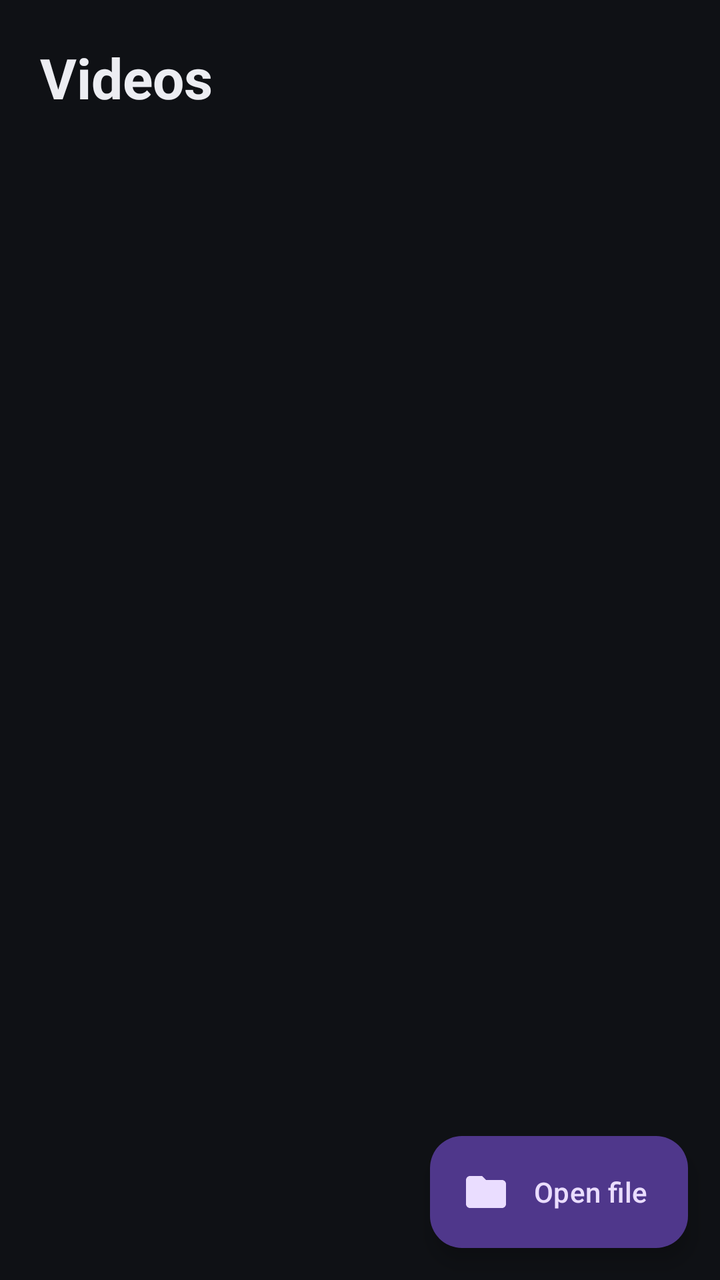
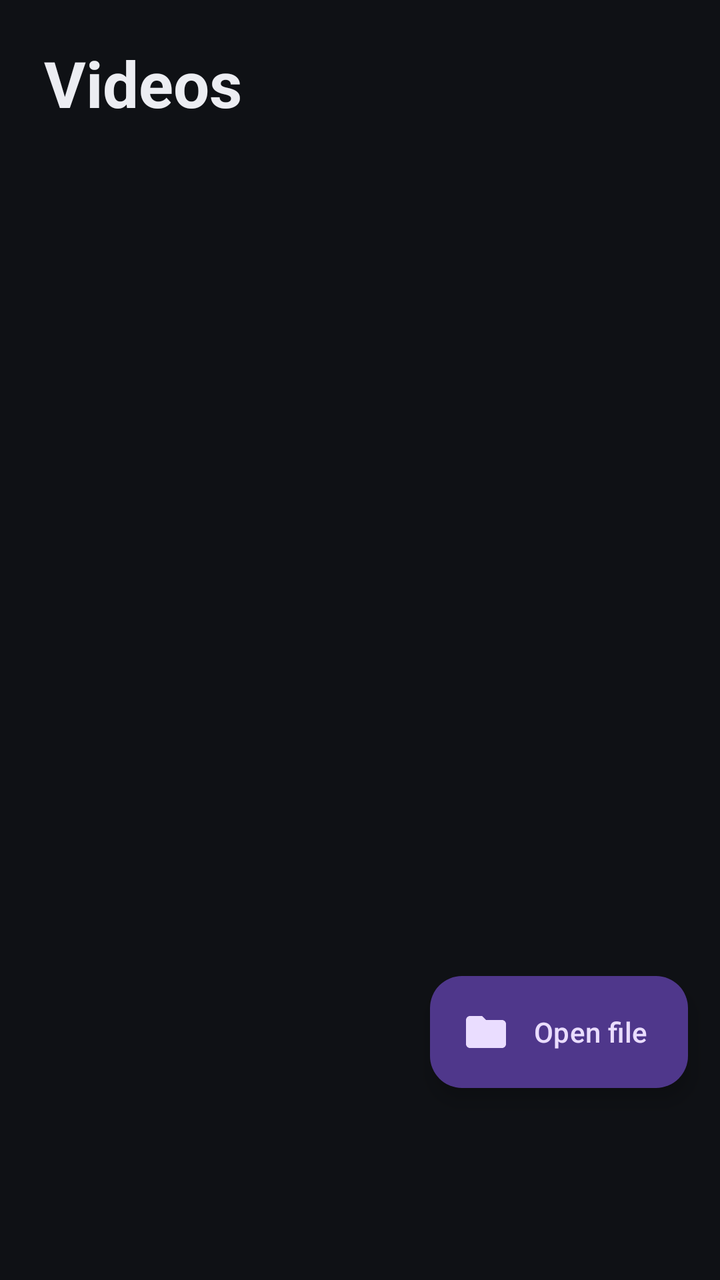

Two renders of the same Android screen: before a commit and after it. Below are the layout's source before the change and the commit's diff.
<!-- AndroidManifest.xml: application theme Theme.LightPlayer -->
<!-- res/layout/fragment_video.xml -->
<?xml version="1.0" encoding="utf-8"?>
<FrameLayout xmlns:android="http://schemas.android.com/apk/res/android"
    xmlns:app="http://schemas.android.com/apk/res-auto"
    android:layout_width="match_parent"
    android:layout_height="match_parent"
    android:background="@color/bg">

    <LinearLayout
        android:layout_width="match_parent"
        android:layout_height="match_parent"
        android:orientation="vertical">

        <LinearLayout
            android:layout_width="match_parent"
            android:layout_height="wrap_content"
            android:orientation="vertical"
            android:paddingHorizontal="20dp"
            android:paddingTop="20dp"
            android:paddingBottom="8dp">

            <TextView
                android:layout_width="wrap_content"
                android:layout_height="wrap_content"
                android:text="@string/video_title"
                android:textColor="@color/text_primary"
                android:textSize="28sp"
                android:textStyle="bold" />

            <TextView
                android:id="@+id/headerCount"
                android:layout_width="wrap_content"
                android:layout_height="wrap_content"
                android:layout_marginTop="2dp"
                android:textColor="@color/text_secondary"
                android:textSize="13sp" />
        </LinearLayout>

        <TextView
            android:id="@+id/limitedBanner"
            android:layout_width="match_parent"
            android:layout_height="wrap_content"
            android:layout_marginHorizontal="16dp"
            android:layout_marginVertical="6dp"
            android:background="@drawable/bg_count_pill"
            android:padding="12dp"
            android:text="@string/video_limited"
            android:textColor="@color/text_primary"
            android:textSize="13sp"
            android:visibility="gone" />

        <androidx.recyclerview.widget.RecyclerView
            android:id="@+id/recycler"
            android:layout_width="match_parent"
            android:layout_height="0dp"
            android:layout_weight="1"
            android:clipToPadding="false"
            android:paddingTop="4dp"
            android:paddingBottom="96dp" />
    </LinearLayout>

    <LinearLayout
        android:id="@+id/emptyState"
        android:layout_width="wrap_content"
        android:layout_height="wrap_content"
        android:layout_gravity="center"
        android:gravity="center"
        android:orientation="vertical"
        android:padding="24dp"
        android:visibility="gone">

        <ImageView
            android:layout_width="64dp"
            android:layout_height="64dp"
            android:importantForAccessibility="no"
            android:src="@drawable/ic_video"
            android:tint="@color/text_secondary" />

        <TextView
            android:id="@+id/emptyText"
            android:layout_width="wrap_content"
            android:layout_height="wrap_content"
            android:layout_marginTop="16dp"
            android:gravity="center"
            android:text="@string/video_empty"
            android:textColor="@color/text_secondary"
            android:textSize="15sp" />

        <Button
            android:id="@+id/grantButton"
            style="?attr/materialButtonOutlinedStyle"
            android:layout_width="wrap_content"
            android:layout_height="wrap_content"
            android:layout_marginTop="16dp"
            android:text="@string/video_grant"
            android:visibility="gone" />
    </LinearLayout>

    <ProgressBar
        android:id="@+id/progress"
        android:layout_width="40dp"
        android:layout_height="40dp"
        android:layout_gravity="center"
        android:visibility="gone" />

    <com.google.android.material.floatingactionbutton.ExtendedFloatingActionButton
        android:id="@+id/openFileFab"
        android:layout_width="wrap_content"
        android:layout_height="wrap_content"
        android:layout_gravity="bottom|end"
        android:layout_margin="16dp"
        android:text="@string/video_open_file"
        app:icon="@drawable/ic_folder" />
</FrameLayout>
<!-- resources referenced by this layout -->
<resources>
  <color name="bg">#0F1115</color>
  <color name="text_primary">#ECEDF2</color>
  <color name="text_secondary">#9AA0AE</color>
  <!-- drawable bg_count_pill (drawable) -->
  <?xml version="1.0" encoding="utf-8"?>
  <shape xmlns:android="http://schemas.android.com/apk/res/android" android:shape="rectangle">
      <solid android:color="#26FFFFFF" />
      <corners android:radius="12dp" />
  </shape>
  <!-- drawable ic_folder (drawable) -->
  <vector xmlns:android="http://schemas.android.com/apk/res/android"
      android:width="24dp" android:height="24dp"
      android:viewportWidth="24" android:viewportHeight="24"
      android:tint="?attr/colorControlNormal">
      <path android:fillColor="@android:color/white"
          android:pathData="M10,4H4c-1.1,0 -1.99,0.9 -1.99,2L2,18c0,1.1 0.9,2 2,2h16c1.1,0 2,-0.9 2,-2V8c0,-1.1 -0.9,-2 -2,-2h-8l-2,-2z" />
  </vector>
  <!-- drawable ic_video (drawable) -->
  <vector xmlns:android="http://schemas.android.com/apk/res/android"
      android:width="24dp" android:height="24dp"
      android:viewportWidth="24" android:viewportHeight="24"
      android:tint="?attr/colorControlNormal">
      <path android:fillColor="@android:color/white"
          android:pathData="M17,10.5V7c0,-0.55 -0.45,-1 -1,-1H4c-0.55,0 -1,0.45 -1,1v10c0,0.55 0.45,1 1,1h12c0.55,0 1,-0.45 1,-1v-3.5l4,4v-11l-4,4z" />
  </vector>
  <string name="video_empty">No videos found on this device</string>
  <string name="video_grant">Grant access</string>
  <string name="video_limited">Limited access: only some videos are visible. Tap to allow all.</string>
  <string name="video_open_file">Open file</string>
  <string name="video_title">Videos</string>
  <style name="Theme.LightPlayer" parent="Theme.Material3.Dark.NoActionBar">
          <item name="colorPrimary">@color/accent</item>
          <item name="colorOnPrimary">#FFFFFF</item>
          <item name="colorSecondary">@color/accent</item>
          <item name="colorSurface">@color/surface</item>
          <item name="colorOnSurface">@color/text_primary</item>
          <item name="colorOnSurfaceVariant">@color/text_secondary</item>
          <item name="android:colorBackground">@color/bg</item>
          <item name="android:statusBarColor">@color/bg</item>
          <item name="android:navigationBarColor">@color/bg</item>
          <item name="android:windowBackground">@color/bg</item>
          <item name="android:forceDarkAllowed">false</item>
      </style>
  <color name="accent">#4C8DFF</color>
  <color name="surface">#171A21</color>
</resources>

<!-- the commit's change to res/layout/fragment_video.xml (unified diff, before → after) -->
@@ -2,8 +2,7 @@
 <FrameLayout xmlns:android="http://schemas.android.com/apk/res/android"
     xmlns:app="http://schemas.android.com/apk/res-auto"
     android:layout_width="match_parent"
-    android:layout_height="match_parent"
-    android:background="@color/bg">
+    android:layout_height="match_parent">
 
     <LinearLayout
         android:layout_width="match_parent"
@@ -14,16 +13,17 @@
             android:layout_width="match_parent"
             android:layout_height="wrap_content"
             android:orientation="vertical"
-            android:paddingHorizontal="20dp"
+            android:paddingHorizontal="22dp"
             android:paddingTop="20dp"
             android:paddingBottom="8dp">
 
             <TextView
                 android:layout_width="wrap_content"
                 android:layout_height="wrap_content"
+                android:tag="text1"
                 android:text="@string/video_title"
                 android:textColor="@color/text_primary"
-                android:textSize="28sp"
+                android:textSize="32sp"
                 android:textStyle="bold" />
 
             <TextView
@@ -31,8 +31,9 @@
                 android:layout_width="wrap_content"
                 android:layout_height="wrap_content"
                 android:layout_marginTop="2dp"
+                android:tag="text2"
                 android:textColor="@color/text_secondary"
-                android:textSize="13sp" />
+                android:textSize="14sp" />
         </LinearLayout>
 
         <TextView
@@ -42,7 +43,8 @@
             android:layout_marginHorizontal="16dp"
             android:layout_marginVertical="6dp"
             android:background="@drawable/bg_count_pill"
-            android:padding="12dp"
+            android:padding="14dp"
+            android:tag="banner"
             android:text="@string/video_limited"
             android:textColor="@color/text_primary"
             android:textSize="13sp"
@@ -54,8 +56,9 @@
             android:layout_height="0dp"
             android:layout_weight="1"
             android:clipToPadding="false"
+            android:layoutAnimation="@anim/layout_fall"
             android:paddingTop="4dp"
-            android:paddingBottom="96dp" />
+            android:paddingBottom="170dp" />
     </LinearLayout>
 
     <LinearLayout
@@ -73,6 +76,7 @@
             android:layout_height="64dp"
             android:importantForAccessibility="no"
             android:src="@drawable/ic_video"
+            android:tag="icon_text2"
             android:tint="@color/text_secondary" />
 
         <TextView
@@ -81,6 +85,7 @@
             android:layout_height="wrap_content"
             android:layout_marginTop="16dp"
             android:gravity="center"
+            android:tag="text2"
             android:text="@string/video_empty"
             android:textColor="@color/text_secondary"
             android:textSize="15sp" />
@@ -91,6 +96,7 @@
             android:layout_width="wrap_content"
             android:layout_height="wrap_content"
             android:layout_marginTop="16dp"
+            android:tag="btn_outline"
             android:text="@string/video_grant"
             android:visibility="gone" />
     </LinearLayout>
@@ -100,6 +106,7 @@
         android:layout_width="40dp"
         android:layout_height="40dp"
         android:layout_gravity="center"
+        android:tag="progress"
         android:visibility="gone" />
 
     <com.google.android.material.floatingactionbutton.ExtendedFloatingActionButton
@@ -107,7 +114,11 @@
         android:layout_width="wrap_content"
         android:layout_height="wrap_content"
         android:layout_gravity="bottom|end"
-        android:layout_margin="16dp"
+        android:layout_marginStart="16dp"
+        android:layout_marginTop="16dp"
+        android:layout_marginEnd="16dp"
+        android:layout_marginBottom="96dp"
+        android:tag="fab"
         android:text="@string/video_open_file"
         app:icon="@drawable/ic_folder" />
 </FrameLayout>
